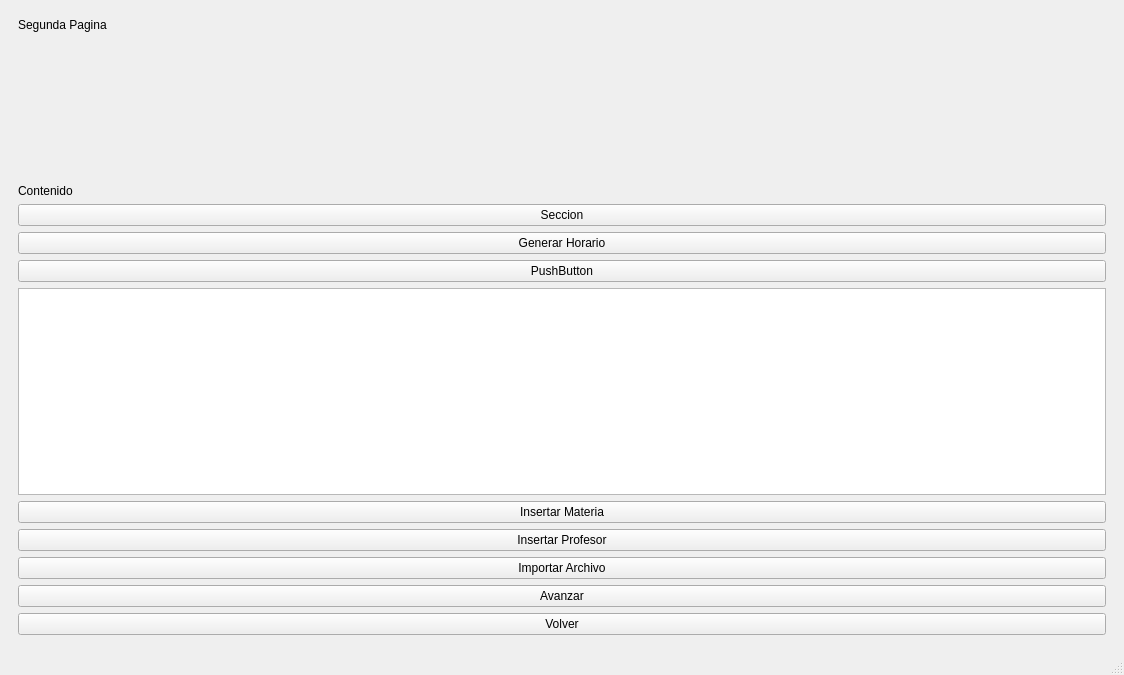
Qt form ui/mainwindow.ui (gustalbert11/Time-Tabling) before a commit.
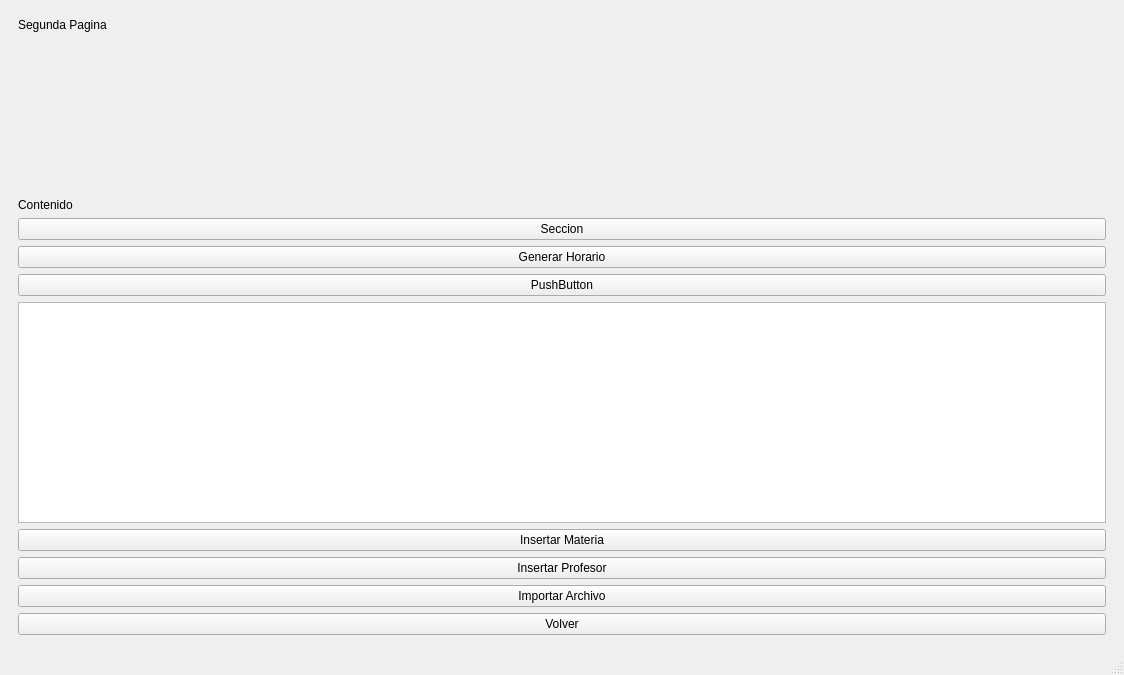
The same form after that commit. The open tabs and pages were chosen to show the change.

What changed in the file:
```diff
--- a/ui/mainwindow.ui
+++ b/ui/mainwindow.ui
@@ -132,13 +132,6 @@
           </property>
          </widget>
         </item>
-        <item>
-         <widget class="QPushButton" name="avPag2Button">
-          <property name="text">
-           <string>Avanzar</string>
-          </property>
-         </widget>
-        </item>
         <item>
          <widget class="QPushButton" name="backButton">
           <property name="text">
```
Left out of the diff: 2 changed lines with no effect on the pictures.
